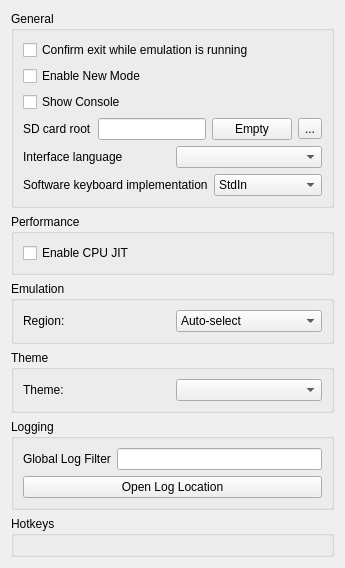
Before: the Qt Designer form src/citra_qt/configuration/configure_general.ui in grimtnt/citra, drawn with Qt 5.
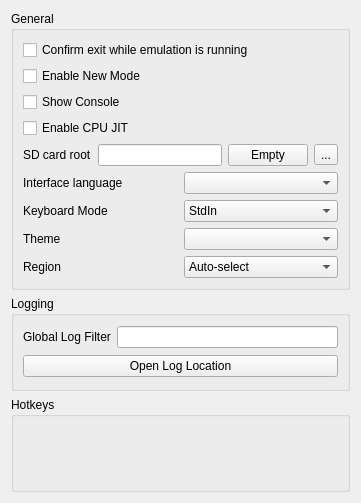
After: the same form once the commit is applied. Custom widgets are drawn as their Qt base class.

```diff
--- a/src/citra_qt/configuration/configure_general.ui
+++ b/src/citra_qt/configuration/configure_general.ui
@@ -6,8 +6,8 @@
    <rect>
     <x>0</x>
     <y>0</y>
-    <width>345</width>
-    <height>532</height>
+    <width>361</width>
+    <height>503</height>
    </rect>
   </property>
   <property name="windowTitle">
@@ -48,6 +48,13 @@
             </property>
            </widget>
           </item>
+          <item>
+           <widget class="QCheckBox" name="toggle_cpu_jit">
+            <property name="text">
+             <string>Enable CPU JIT</string>
+            </property>
+           </widget>
+          </item>
           <item>
            <layout class="QHBoxLayout" name="layout_sd_card_root">
             <item>
@@ -102,7 +109,7 @@
             <item>
              <widget class="QLabel" name="label_swkbd_implementation">
               <property name="text">
-               <string>Software keyboard implementation</string>
+               <string>Keyboard Mode</string>
               </property>
              </widget>
             </item>
@@ -122,45 +129,26 @@
             </item>
            </layout>
           </item>
-         </layout>
-        </item>
-       </layout>
-      </widget>
-     </item>
-     <item>
-      <widget class="QGroupBox" name="groupBox_2">
-       <property name="title">
-        <string>Performance</string>
-       </property>
-       <layout class="QHBoxLayout" name="horizontalLayout_7">
-        <item>
-         <layout class="QVBoxLayout" name="verticalLayout_5">
           <item>
-           <widget class="QCheckBox" name="toggle_cpu_jit">
-            <property name="text">
-             <string>Enable CPU JIT</string>
-            </property>
-           </widget>
+           <layout class="QHBoxLayout" name="layout_theme">
+            <item>
+             <widget class="QLabel" name="theme_label">
+              <property name="text">
+               <string>Theme</string>
+              </property>
+             </widget>
+            </item>
+            <item>
+             <widget class="QComboBox" name="theme_combobox"/>
+            </item>
+           </layout>
           </item>
-         </layout>
-        </item>
-       </layout>
-      </widget>
-     </item>
-     <item>
-      <widget class="QGroupBox" name="groupBox_4">
-       <property name="title">
-        <string>Emulation</string>
-       </property>
-       <layout class="QHBoxLayout" name="horizontalLayout_5">
-        <item>
-         <layout class="QVBoxLayout" name="verticalLayout_6">
           <item>
-           <layout class="QHBoxLayout" name="horizontalLayout_6">
+           <layout class="QHBoxLayout" name="horizontalLayout_7">
             <item>
              <widget class="QLabel" name="label">
               <property name="text">
-               <string>Region:</string>
+               <string>Region</string>
               </property>
              </widget>
             </item>
@@ -215,33 +203,6 @@
        </layout>
       </widget>
      </item>
-     <item>
-      <widget class="QGroupBox" name="theme_group_box">
-       <property name="title">
-        <string>Theme</string>
-       </property>
-       <layout class="QHBoxLayout" name="theme_qhbox_layout">
-        <item>
-         <layout class="QVBoxLayout" name="theme_qvbox_layout">
-          <item>
-           <layout class="QHBoxLayout" name="theme_qhbox_layout_2">
-            <item>
-             <widget class="QLabel" name="theme_label">
-              <property name="text">
-               <string>Theme:</string>
-              </property>
-             </widget>
-            </item>
-            <item>
-             <widget class="QComboBox" name="theme_combobox"/>
-            </item>
-           </layout>
-          </item>
-         </layout>
-        </item>
-       </layout>
-      </widget>
-     </item>
      <item>
       <widget class="QGroupBox" name="groupBox_5">
        <property name="title">
```
Left out of the diff: 6 changed lines with no effect on the pictures.
